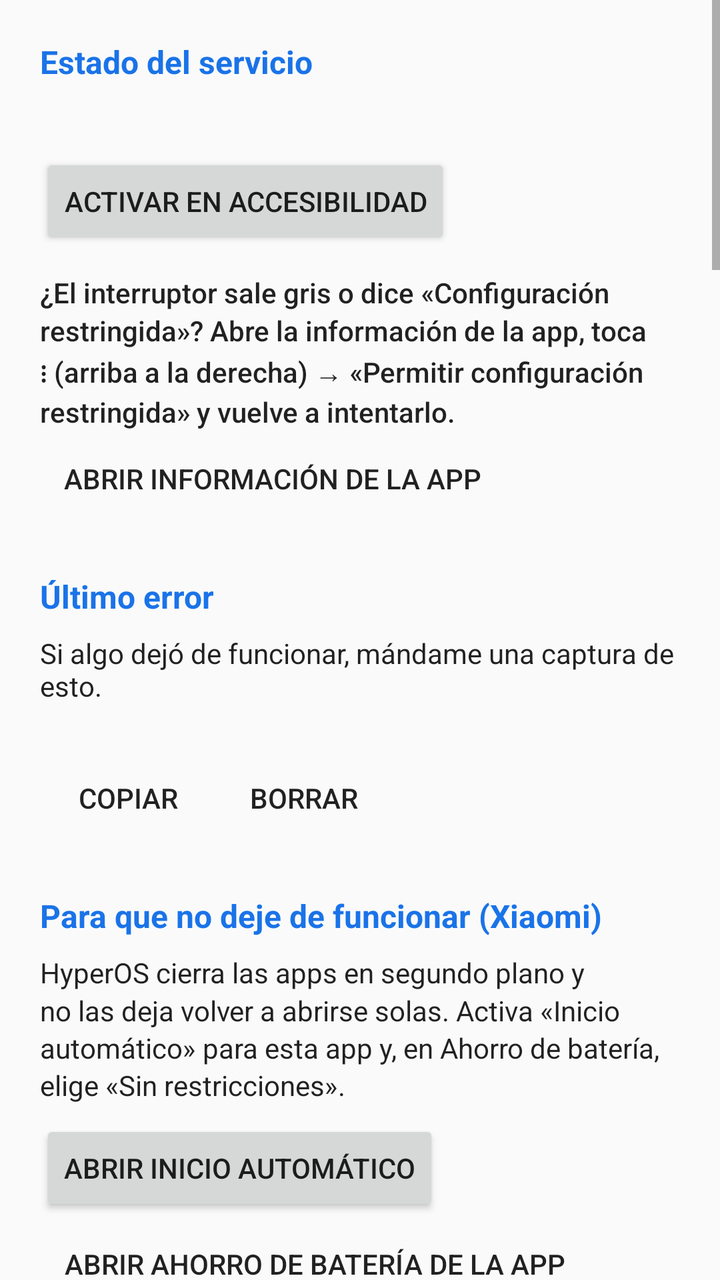
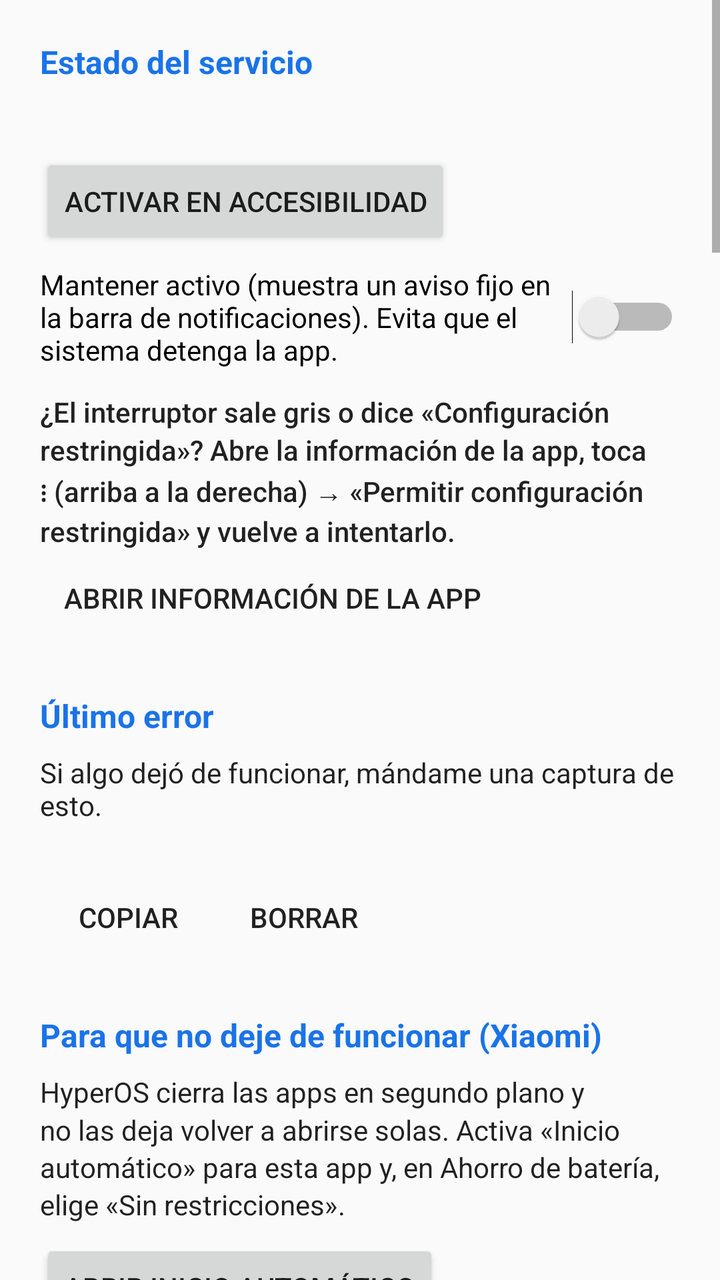

The first picture is an Android layout as it rendered before a commit; the second is the same layout after the commit. The layout source and the unified diff follow.
<!-- AndroidManifest.xml: application theme AppTheme -->
<!-- res/layout/activity_main.xml -->
<?xml version="1.0" encoding="utf-8"?>
<ScrollView xmlns:android="http://schemas.android.com/apk/res/android"
    android:layout_width="match_parent"
    android:layout_height="match_parent"
    android:fitsSystemWindows="true">

    <LinearLayout
        android:layout_width="match_parent"
        android:layout_height="wrap_content"
        android:orientation="vertical"
        android:padding="@dimen/screen_padding">

        <TextView
            style="@style/SectionTitle"
            android:layout_marginTop="0dp"
            android:text="@string/status_title" />

        <TextView
            android:id="@+id/status_text"
            android:layout_width="match_parent"
            android:layout_height="wrap_content"
            android:textAppearance="@android:style/TextAppearance.Material.Body1" />

        <Button
            android:id="@+id/open_settings"
            android:layout_width="wrap_content"
            android:layout_height="wrap_content"
            android:layout_marginTop="8dp"
            android:text="@string/open_accessibility_settings" />

        <TextView
            android:id="@+id/restricted_help"
            android:layout_width="match_parent"
            android:layout_height="wrap_content"
            android:layout_marginTop="12dp"
            android:lineSpacingMultiplier="1.15"
            android:text="@string/restricted_help"
            android:textAppearance="@android:style/TextAppearance.Material.Body2" />

        <Button
            android:id="@+id/allow_restricted"
            style="?android:attr/borderlessButtonStyle"
            android:layout_width="wrap_content"
            android:layout_height="wrap_content"
            android:text="@string/allow_restricted" />

        <LinearLayout
            android:id="@+id/error_section"
            android:layout_width="match_parent"
            android:layout_height="wrap_content"
            android:orientation="vertical">

            <TextView
                style="@style/SectionTitle"
                android:text="@string/error_title" />

            <TextView
                android:layout_width="match_parent"
                android:layout_height="wrap_content"
                android:text="@string/error_help"
                android:textAppearance="@android:style/TextAppearance.Material.Body1" />

            <TextView
                android:id="@+id/error_text"
                android:layout_width="match_parent"
                android:layout_height="wrap_content"
                android:layout_marginTop="8dp"
                android:fontFamily="monospace"
                android:maxLines="14"
                android:textIsSelectable="true"
                android:textSize="11sp" />

            <LinearLayout
                android:layout_width="match_parent"
                android:layout_height="wrap_content"
                android:orientation="horizontal">

                <Button
                    android:id="@+id/error_copy"
                    style="?android:attr/borderlessButtonStyle"
                    android:layout_width="wrap_content"
                    android:layout_height="wrap_content"
                    android:text="@string/error_copy" />

                <Button
                    android:id="@+id/error_clear"
                    style="?android:attr/borderlessButtonStyle"
                    android:layout_width="wrap_content"
                    android:layout_height="wrap_content"
                    android:text="@string/error_clear" />
            </LinearLayout>
        </LinearLayout>

        <LinearLayout
            android:id="@+id/xiaomi_section"
            android:layout_width="match_parent"
            android:layout_height="wrap_content"
            android:orientation="vertical">

            <TextView
                style="@style/SectionTitle"
                android:text="@string/xiaomi_title" />

            <TextView
                android:layout_width="match_parent"
                android:layout_height="wrap_content"
                android:lineSpacingMultiplier="1.15"
                android:text="@string/xiaomi_help"
                android:textAppearance="@android:style/TextAppearance.Material.Body1" />

            <Button
                android:id="@+id/xiaomi_autostart"
                android:layout_width="wrap_content"
                android:layout_height="wrap_content"
                android:layout_marginTop="8dp"
                android:text="@string/xiaomi_autostart" />

            <Button
                android:id="@+id/xiaomi_battery"
                style="?android:attr/borderlessButtonStyle"
                android:layout_width="wrap_content"
                android:layout_height="wrap_content"
                android:text="@string/xiaomi_battery" />
        </LinearLayout>

        <TextView
            style="@style/SectionTitle"
            android:text="@string/how_to_title" />

        <TextView
            android:layout_width="match_parent"
            android:layout_height="wrap_content"
            android:lineSpacingMultiplier="1.15"
            android:text="@string/how_to_body"
            android:textAppearance="@android:style/TextAppearance.Material.Body1" />

        <TextView
            style="@style/SectionTitle"
            android:text="@string/driving_title" />

        <TextView
            android:id="@+id/system_button_info"
            android:layout_width="match_parent"
            android:layout_height="wrap_content"
            android:lineSpacingMultiplier="1.15"
            android:text="@string/system_button_info"
            android:textAppearance="@android:style/TextAppearance.Material.Body1" />

        <LinearLayout
            android:id="@+id/own_button_options"
            android:layout_width="match_parent"
            android:layout_height="wrap_content"
            android:orientation="vertical">

        <Switch
            android:id="@+id/floating_switch"
            android:layout_width="match_parent"
            android:layout_height="wrap_content"
            android:minHeight="48dp"
            android:text="@string/show_floating_button"
            android:textAppearance="@android:style/TextAppearance.Material.Body1" />

        <TextView
            android:layout_width="match_parent"
            android:layout_height="wrap_content"
            android:layout_marginBottom="8dp"
            android:text="@string/floating_button_help"
            android:lineSpacingMultiplier="1.15"
            android:textAppearance="@android:style/TextAppearance.Material.Body2" />

        <Switch
            android:id="@+id/car_auto_switch"
            android:layout_width="match_parent"
            android:layout_height="wrap_content"
            android:minHeight="48dp"
            android:text="@string/car_auto"
            android:textAppearance="@android:style/TextAppearance.Material.Body1" />

        <Button
            android:id="@+id/car_pick"
            style="?android:attr/borderlessButtonStyle"
            android:layout_width="wrap_content"
            android:layout_height="wrap_content"
            android:text="@string/car_pick" />
        </LinearLayout>

        <TextView
            style="@style/SectionTitle"
            android:text="@string/selection_title" />

        <TextView
            android:layout_width="match_parent"
            android:layout_height="wrap_content"
            android:lineSpacingMultiplier="1.15"
            android:text="@string/tap_prompt"
            android:textAppearance="@android:style/TextAppearance.Material.Body1" />

        <RadioGroup
            android:id="@+id/tap_group"
            android:layout_width="match_parent"
            android:layout_height="wrap_content">

            <RadioButton
                android:id="@+id/tap_sentence"
                android:layout_width="match_parent"
                android:layout_height="wrap_content"
                android:minHeight="48dp"
                android:text="@string/tap_sentence" />

            <RadioButton
                android:id="@+id/tap_from"
                android:layout_width="match_parent"
                android:layout_height="wrap_content"
                android:minHeight="48dp"
                android:text="@string/tap_from" />

            <RadioButton
                android:id="@+id/tap_element"
                android:layout_width="match_parent"
                android:layout_height="wrap_content"
                android:minHeight="48dp"
                android:text="@string/tap_element" />
        </RadioGroup>

        <Switch
            android:id="@+id/drag_rows_switch"
            android:layout_width="match_parent"
            android:layout_height="wrap_content"
            android:layout_marginTop="8dp"
            android:minHeight="48dp"
            android:text="@string/drag_rows"
            android:textAppearance="@android:style/TextAppearance.Material.Body1" />

        <TextView
            style="@style/SectionTitle"
            android:text="@string/audio_title" />

        <TextView
            android:layout_width="match_parent"
            android:layout_height="wrap_content"
            android:lineSpacingMultiplier="1.15"
            android:text="@string/music_prompt"
            android:textAppearance="@android:style/TextAppearance.Material.Body1" />

        <RadioGroup
            android:id="@+id/music_group"
            android:layout_width="match_parent"
            android:layout_height="wrap_content">

            <RadioButton
                android:id="@+id/music_duck"
                android:layout_width="match_parent"
                android:layout_height="wrap_content"
                android:minHeight="48dp"
                android:text="@string/music_duck" />

            <RadioButton
                android:id="@+id/music_pause"
                android:layout_width="match_parent"
                android:layout_height="wrap_content"
                android:minHeight="48dp"
                android:text="@string/music_pause" />

            <RadioButton
                android:id="@+id/music_none"
                android:layout_width="match_parent"
                android:layout_height="wrap_content"
                android:minHeight="48dp"
                android:text="@string/music_none" />
        </RadioGroup>

        <TextView
            style="@style/SectionTitle"
            android:text="@string/voice_title" />

        <TextView
            android:id="@+id/rate_label"
            android:layout_width="match_parent"
            android:layout_height="wrap_content"
            android:textAppearance="@android:style/TextAppearance.Material.Body1" />

        <SeekBar
            android:id="@+id/rate_seek"
            android:layout_width="match_parent"
            android:layout_height="wrap_content"
            android:layout_marginBottom="12dp"
            android:max="55" />

        <TextView
            android:id="@+id/pitch_label"
            android:layout_width="match_parent"
            android:layout_height="wrap_content"
            android:textAppearance="@android:style/TextAppearance.Material.Body1" />

        <SeekBar
            android:id="@+id/pitch_seek"
            android:layout_width="match_parent"
            android:layout_height="wrap_content"
            android:layout_marginBottom="12dp"
            android:max="30" />

        <Switch
            android:id="@+id/highlight_switch"
            android:layout_width="match_parent"
            android:layout_height="wrap_content"
            android:minHeight="48dp"
            android:text="@string/highlight_text"
            android:textAppearance="@android:style/TextAppearance.Material.Body1" />


        <Button
            android:id="@+id/tts_settings"
            style="?android:attr/borderlessButtonStyle"
            android:layout_width="wrap_content"
            android:layout_height="wrap_content"
            android:text="@string/tts_settings" />

        <TextView
            style="@style/SectionTitle"
            android:text="@string/ocr_title" />

        <TextView
            android:layout_width="match_parent"
            android:layout_height="wrap_content"
            android:lineSpacingMultiplier="1.15"
            android:text="@string/ocr_help"
            android:textAppearance="@android:style/TextAppearance.Material.Body1" />

        <RadioGroup
            android:id="@+id/ocr_group"
            android:layout_width="match_parent"
            android:layout_height="wrap_content"
            android:layout_marginTop="4dp">

            <RadioButton
                android:id="@+id/ocr_auto"
                android:layout_width="match_parent"
                android:layout_height="wrap_content"
                android:minHeight="48dp"
                android:text="@string/ocr_auto" />

            <RadioButton
                android:id="@+id/ocr_always"
                android:layout_width="match_parent"
                android:layout_height="wrap_content"
                android:minHeight="48dp"
                android:text="@string/ocr_always" />

            <RadioButton
                android:id="@+id/ocr_never"
                android:layout_width="match_parent"
                android:layout_height="wrap_content"
                android:minHeight="48dp"
                android:text="@string/ocr_never" />
        </RadioGroup>

        <TextView
            style="@style/SectionTitle"
            android:text="@string/tile_title" />

        <TextView
            android:layout_width="match_parent"
            android:layout_height="wrap_content"
            android:lineSpacingMultiplier="1.15"
            android:text="@string/tile_help"
            android:textAppearance="@android:style/TextAppearance.Material.Body1" />

        <TextView
            android:layout_width="match_parent"
            android:layout_height="wrap_content"
            android:layout_marginTop="12dp"
            android:text="@string/tile_action_prompt"
            android:textAppearance="@android:style/TextAppearance.Material.Body1" />

        <RadioGroup
            android:id="@+id/tile_action_group"
            android:layout_width="match_parent"
            android:layout_height="wrap_content">

            <RadioButton
                android:id="@+id/tile_action_select"
                android:layout_width="match_parent"
                android:layout_height="wrap_content"
                android:minHeight="48dp"
                android:text="@string/tile_action_select" />

            <RadioButton
                android:id="@+id/tile_action_read_all"
                android:layout_width="match_parent"
                android:layout_height="wrap_content"
                android:minHeight="48dp"
                android:text="@string/tile_action_read_all" />
        </RadioGroup>

        <Button
            android:id="@+id/tile_add"
            android:layout_width="wrap_content"
            android:layout_height="wrap_content"
            android:layout_marginTop="4dp"
            android:text="@string/tile_add" />

        <TextView
            style="@style/SectionTitle"
            android:text="@string/test_title" />

        <EditText
            android:id="@+id/test_text"
            android:layout_width="match_parent"
            android:layout_height="wrap_content"
            android:hint="@string/test_hint"
            android:importantForAutofill="no"
            android:inputType="textMultiLine|textCapSentences"
            android:minLines="2"
            android:text="@string/test_default" />

        <LinearLayout
            android:layout_width="match_parent"
            android:layout_height="wrap_content"
            android:layout_marginTop="8dp"
            android:orientation="horizontal">

            <Button
                android:id="@+id/test_speak"
                android:layout_width="wrap_content"
                android:layout_height="wrap_content"
                android:text="@string/speak" />

            <Button
                android:id="@+id/test_stop"
                style="?android:attr/borderlessButtonStyle"
                android:layout_width="wrap_content"
                android:layout_height="wrap_content"
                android:layout_marginStart="8dp"
                android:text="@string/stop" />
        </LinearLayout>
    </LinearLayout>
</ScrollView>
<!-- resources referenced by this layout -->
<resources>
  <dimen name="screen_padding">20dp</dimen>
  <string name="allow_restricted">Abrir información de la app</string>
  <string name="audio_title">Audio</string>
  <string name="car_auto">Mostrar el botón solo cuando el teléfono esté conectado al Bluetooth del carro</string>
  <string name="car_pick">Elegir el Bluetooth del carro</string>
  <string name="drag_rows">Al deslizar, seleccionar renglones completos (más fácil con una mano)</string>
  <string name="driving_title">Modo manejo</string>
  <string name="error_clear">Borrar</string>
  <string name="error_copy">Copiar</string>
  <string name="error_help">Si algo dejó de funcionar, mándame una captura de esto.</string>
  <string name="error_title">Último error</string>
  <string name="highlight_text">Resaltar el texto que se está leyendo</string>
  <string name="how_to_title">Cómo se usa</string>
  <string name="music_duck">Bajar el volumen de la música</string>
  <string name="music_none">No hacer nada</string>
  <string name="music_pause">Pausar la música y reanudarla al terminar</string>
  <string name="music_prompt">Si hay música sonando (Spotify, etc.) mientras lee:</string>
  <string name="ocr_always">Siempre reconocer desde la imagen</string>
  <string name="ocr_auto">Automático: solo donde no hay texto accesible</string>
  <string name="ocr_never">Nunca</string>
  <string name="ocr_title">Texto en imágenes y PDF</string>
  <string name="open_accessibility_settings">Activar en Accesibilidad</string>
  <string name="restricted_help">¿El interruptor sale gris o dice «Configuración restringida»? Abre la información de la app, toca ⋮ (arriba a la derecha) → «Permitir configuración restringida» y vuelve a intentarlo.</string>
  <string name="selection_title">Selección</string>
  <string name="show_floating_button">Botón flotante visible</string>
  <string name="speak">Pronunciar</string>
  <string name="status_title">Estado del servicio</string>
  <string name="stop">Detener</string>
  <string name="tap_element">Leer el mensaje o párrafo completo</string>
  <string name="tap_from">Leer desde la frase tocada hasta el final</string>
  <string name="tap_prompt">Al tocar un texto:</string>
  <string name="tap_sentence">Leer solo la frase tocada</string>
  <string name="test_default">Hola. Esta es una prueba de Seleccionar para pronunciar.</string>
  <string name="test_hint">Escribe algo para escucharlo…</string>
  <string name="test_title">Probar</string>
  <string name="tile_action_prompt">Al tocar el icono:</string>
  <string name="tile_action_read_all">Leer toda la pantalla</string>
  <string name="tile_action_select">Seleccionar texto</string>
  <string name="tile_add">Añadir icono al panel</string>
  <string name="tile_help">Añade el icono «Pronunciar» al panel de Ajustes rápidos (en Xiaomi: Centro de control → Editar). Si ya está leyendo, tocarlo detiene la lectura. Mantenerlo pulsado abre esta pantalla.</string>
  <string name="tile_title">Icono de Ajustes rápidos</string>
  <string name="tts_settings">Ajustes de texto a voz del sistema</string>
  <string name="voice_title">Voz</string>
  <string name="xiaomi_autostart">Abrir inicio automático</string>
  <string name="xiaomi_battery">Abrir ahorro de batería de la app</string>
  <string name="xiaomi_help">HyperOS cierra las apps en segundo plano y no las deja volver a abrirse solas. Activa «Inicio automático» para esta app y, en Ahorro de batería, elige «Sin restricciones».</string>
  <string name="xiaomi_title">Para que no deje de funcionar (Xiaomi)</string>
  <dimen name="section_gap">24dp</dimen>
  <color name="primary">#1A73E8</color>
  <color name="primary_dark">#174EA6</color>
  <!-- unchanged entries left out for length: 6 -->
</resources>

<!-- the commit's change to res/layout/activity_main.xml (unified diff, before → after) -->
@@ -27,6 +27,15 @@
             android:layout_height="wrap_content"
             android:layout_marginTop="8dp"
             android:text="@string/open_accessibility_settings" />
+
+        <Switch
+            android:id="@+id/keep_alive_switch"
+            android:layout_width="match_parent"
+            android:layout_height="wrap_content"
+            android:layout_marginTop="8dp"
+            android:minHeight="48dp"
+            android:text="@string/keep_alive"
+            android:textAppearance="@android:style/TextAppearance.Material.Body1" />
 
         <TextView
             android:id="@+id/restricted_help"
@@ -233,6 +242,26 @@
 
         <TextView
             style="@style/SectionTitle"
+            android:text="@string/feedback_title" />
+
+        <Switch
+            android:id="@+id/feedback_vibrate_switch"
+            android:layout_width="match_parent"
+            android:layout_height="wrap_content"
+            android:minHeight="48dp"
+            android:text="@string/feedback_vibrate"
+            android:textAppearance="@android:style/TextAppearance.Material.Body1" />
+
+        <Switch
+            android:id="@+id/feedback_sound_switch"
+            android:layout_width="match_parent"
+            android:layout_height="wrap_content"
+            android:minHeight="48dp"
+            android:text="@string/feedback_sound"
+            android:textAppearance="@android:style/TextAppearance.Material.Body1" />
+
+        <TextView
+            style="@style/SectionTitle"
             android:text="@string/audio_title" />
 
         <TextView
<!-- resource entries referenced after the edit -->
@@ -11,8 +11,12 @@
   <string name="error_copy">Copiar</string>
   <string name="error_help">Si algo dejó de funcionar, mándame una captura de esto.</string>
   <string name="error_title">Último error</string>
+  <string name="feedback_sound">Sonido corto al activar y al detener</string>
+  <string name="feedback_title">Avisos</string>
+  <string name="feedback_vibrate">Vibrar al activar y al detener</string>
   <string name="highlight_text">Resaltar el texto que se está leyendo</string>
   <string name="how_to_title">Cómo se usa</string>
+  <string name="keep_alive">Mantener activo (muestra un aviso fijo en la barra de notificaciones). Evita que el sistema detenga la app.</string>
   <string name="music_duck">Bajar el volumen de la música</string>
   <string name="music_none">No hacer nada</string>
   <string name="music_pause">Pausar la música y reanudarla al terminar</string>
